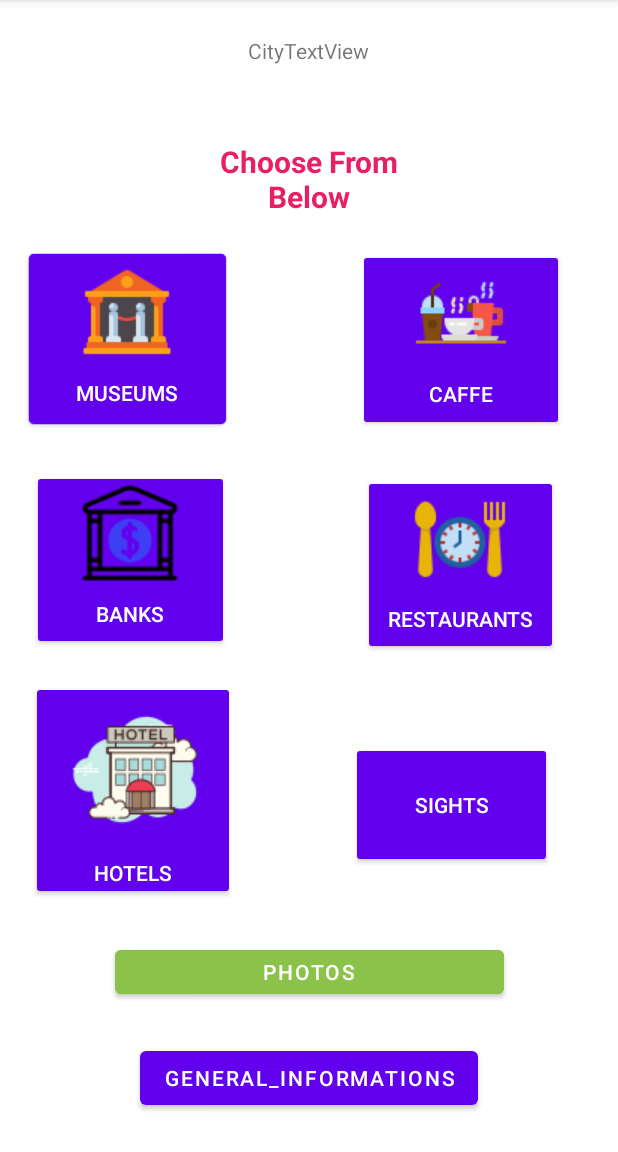
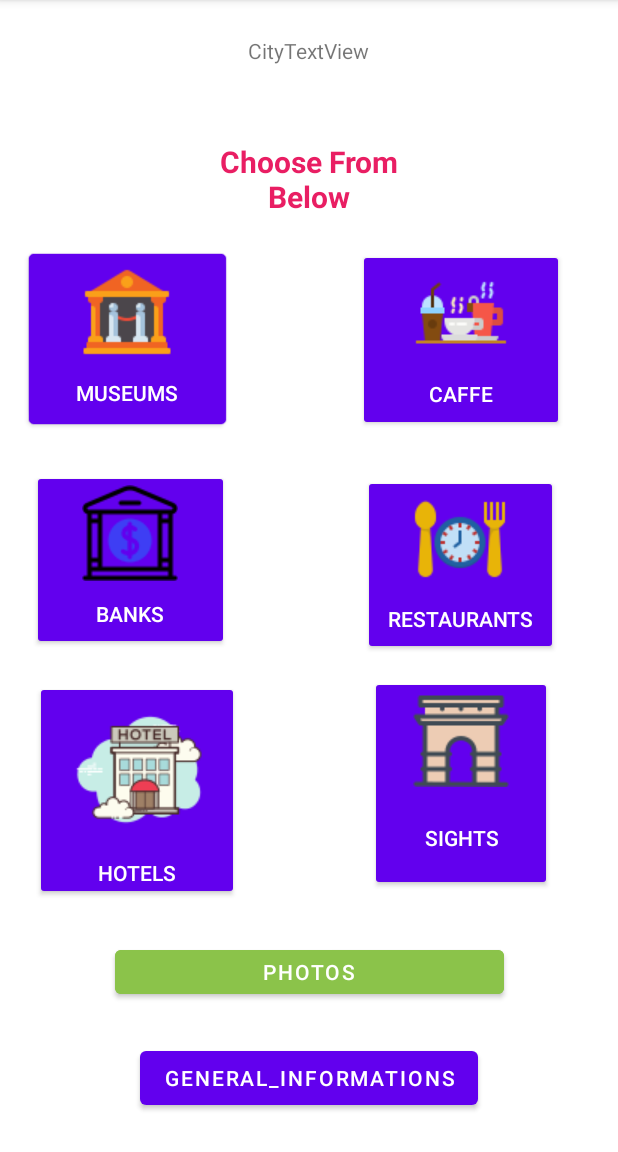
Before and after one commit to cpalazis/TRAVELLER, an Android app: the Information screen opened directly, with no data from a screen before it, on a phone screen of 412 x 824 dp, the part 84-1236 px from its top. Run offline under Robolectric (Android 15) with nearby library versions, the phone set to English and light mode, and no system bars; network calls fail.

```diff
--- a/app/src/main/res/layout/activity_information.xml
+++ b/app/src/main/res/layout/activity_information.xml
@@ -119,14 +119,15 @@
     <Button
         android:id="@+id/button7"
         style="@style/Widget.AppCompat.Button"
-        android:layout_width="134dp"
-        android:layout_height="84dp"
+        android:layout_width="121dp"
+        android:layout_height="143dp"
         android:layout_marginEnd="44dp"
+        android:drawableTop="@drawable/sights"
         android:text="Sights"
         app:layout_constraintBottom_toBottomOf="parent"
         app:layout_constraintEnd_toEndOf="parent"
         app:layout_constraintTop_toBottomOf="@+id/button6"
-        app:layout_constraintVertical_bias="0.235" />
+        app:layout_constraintVertical_bias="0.075" />
 
     <Button
         android:id="@+id/button8"
```
Also changed, not shown: app/src/main/res/drawable/sights.png (added).
